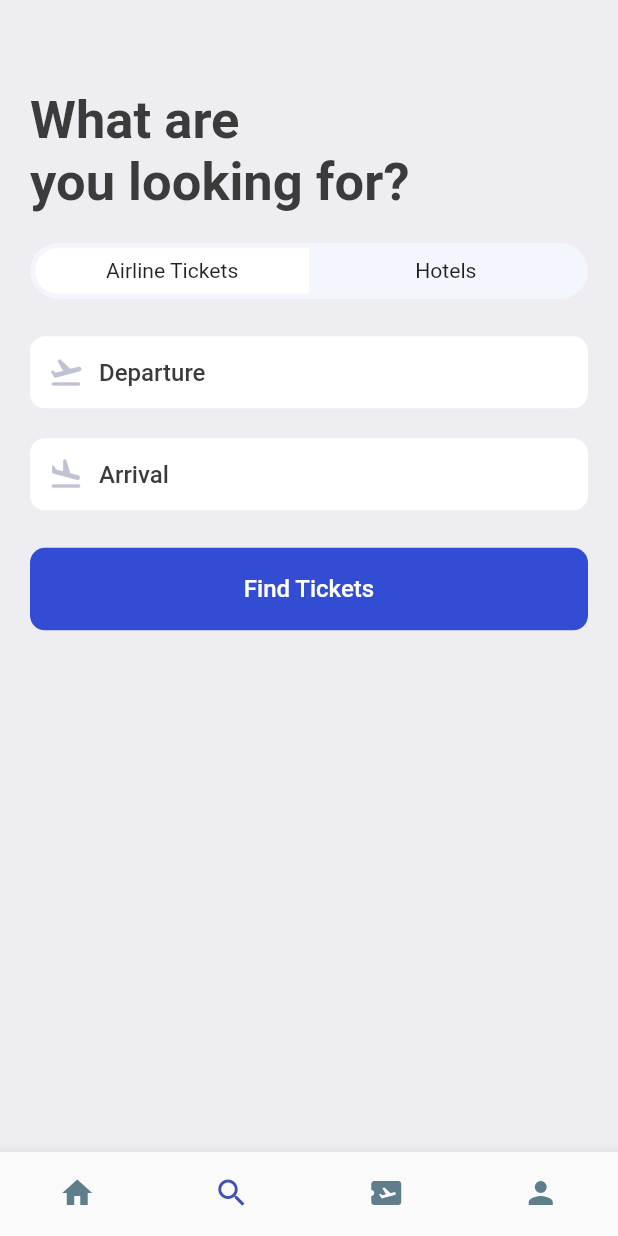
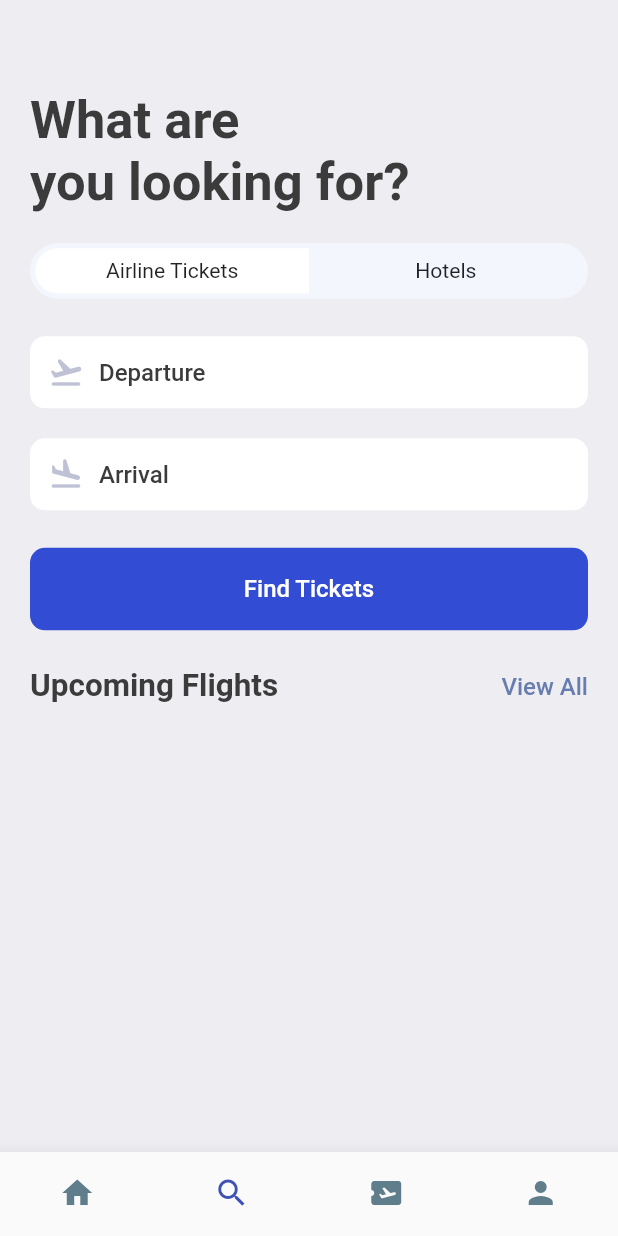
Before and after one commit to greenervigil/flutter_app, a Flutter app: the screen it shows after launch, item 2 of the bottom bar chosen, on a phone screen of 412 x 824 dp. Run offline on Flutter 3.47's test engine with Material 2 defaults, Android fonts, the phone set to English and light mode, and no system bars; our stand-ins replace gap, get.

Commit message:
reusable widget for view all section

```diff
--- a/lib/screens/search_screen.dart
+++ b/lib/screens/search_screen.dart
@@ -2,6 +2,7 @@ import 'package:flutter/material.dart';
 import 'package:flutter/material.dart';
 import 'package:flutter_app/utils/app_styles.dart';
 import 'package:flutter_app/widgets/icon_text_widget.dart';
+import 'package:flutter_app/widgets/view_all_widget.dart';
 import 'package:gap/gap.dart';
 
 import '../utils/app_layout.dart';
@@ -89,6 +90,11 @@ class SearchScreen extends StatelessWidget {
               ),
             ),
           ),
+          Gap(AppLayout.getHeight(25)),
+          const ViewAllWidget(
+            bigText: "Upcoming Flights",
+            smallText: "View All",
+          ),
         ],
       ),
     );
--- /dev/null
+++ b/lib/widgets/view_all_widget.dart
@@ -0,0 +1,30 @@
+import 'package:flutter/material.dart';
+
+import '../utils/app_styles.dart';
+
+class ViewAllWidget extends StatelessWidget {
+  final String bigText;
+  final String smallText;
+  const ViewAllWidget(
+      {super.key, required this.bigText, required this.smallText});
+
+  @override
+  Widget build(BuildContext context) {
+    return Row(
+      mainAxisAlignment: MainAxisAlignment.spaceBetween,
+      children: [
+        Text(
+          bigText,
+          style: Styles.headlineStyle2,
+        ),
+        InkWell(
+          onTap: () {},
+          child: Text(
+            smallText,
+            style: Styles.textStyle.copyWith(color: Styles.primaryColor),
+          ),
+        ),
+      ],
+    );
+  }
+}
```
Also changed, not shown: lib/screens/home_screen.dart (+7 -32 lines).
